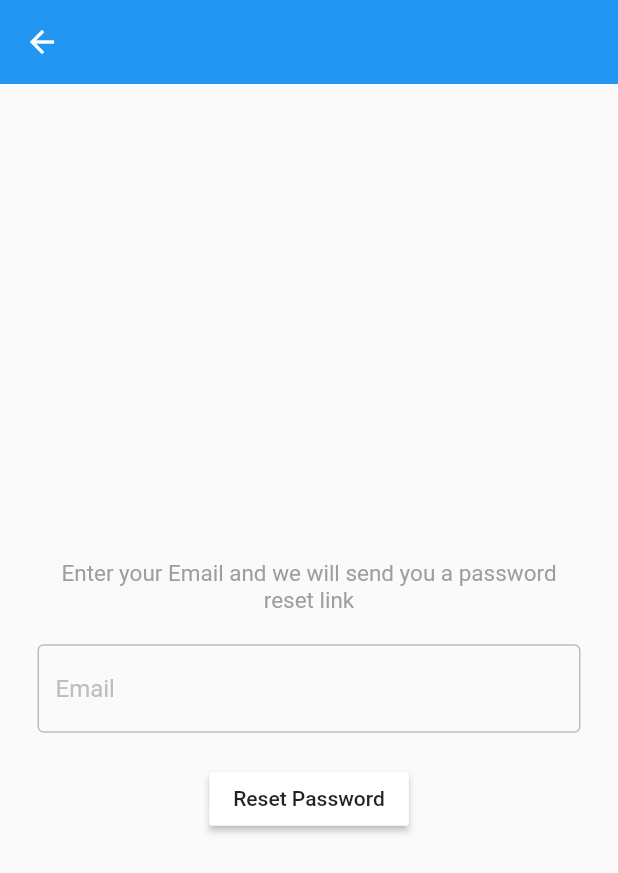
After one commit to Emirlan-Zhanakeev/tracker, a Flutter app: the screen it shows after launch, after a tap on "Forgot Password?", on a phone screen of 412 x 824 dp. The commit adds this screen. Shown: the top 873 px of the screen. Run offline on Flutter 3.47's test engine with Material 2 defaults, Android fonts, the phone set to English and light mode, and no system bars; our stand-ins replace firebase_auth, firebase_core, google_sign_in; accounts and stored records are empty.

Commit message:
forget password added

```diff
--- /dev/null
+++ b/lib/auth_pages/forgot_password_page.dart
@@ -0,0 +1,90 @@
+import 'package:firebase_auth/firebase_auth.dart';
+import 'package:flutter/material.dart';
+
+import '../components/text_field.dart';
+
+class ForgotPasswordRage extends StatefulWidget {
+  const ForgotPasswordRage({Key? key}) : super(key: key);
+
+  @override
+  State<ForgotPasswordRage> createState() => _ForgotPasswordRageState();
+}
+
+class _ForgotPasswordRageState extends State<ForgotPasswordRage> {
+  /// forgot pw controller created
+  final forgotEmailController = TextEditingController();
+
+  /// Pw reset method
+  Future passwordReset() async {
+    try {
+      ///send link to your email
+      await FirebaseAuth.instance
+          .sendPasswordResetEmail(email: forgotEmailController.text.trim());
+      ///shows alert that password changed
+      showDialog(
+        context: context,
+        builder: (context) {
+          return AlertDialog(
+            content: Text('Check an Email'),
+          );
+        },
+      );
+    } on FirebaseAuthException catch (e) {
+      print(e);
+      ///shows alert that password wrong
+      showDialog(
+        context: context,
+        builder: (context) {
+          return AlertDialog(
+            content: Text(e.message.toString()),
+          );
+        },
+      );
+    }
+  }
+
+  @override
+  Widget build(BuildContext context) {
+    return Scaffold(
+      ///come back to login
+      appBar: AppBar(
+        elevation: 0,
+      ),
+      body: Column(
+        mainAxisAlignment: MainAxisAlignment.center,
+        children: [
+          const SizedBox(height: 50),
+          const Padding(
+            padding: EdgeInsets.symmetric(horizontal: 25.0),
+            child: Text(
+              'Enter your Email and we will send you a password reset link',
+              textAlign: TextAlign.center,
+              style: TextStyle(
+                fontSize: 15,
+                color: Colors.grey,
+              ),
+            ),
+          ),
+          const SizedBox(height: 20),
+
+          ///TextField to enter initial email
+          MyTextField(
+            hintText: 'Email',
+            obscureText: false,
+            controller: forgotEmailController,
+          ),
+          const SizedBox(height: 20),
+
+          ///Button to reset pw
+          MaterialButton(
+            onPressed: () async {
+              await passwordReset();
+            },
+            color: Colors.white,
+            child: const Text('Reset Password'),
+          )
+        ],
+      ),
+    );
+  }
+}
--- a/lib/auth_pages/login.dart
+++ b/lib/auth_pages/login.dart
@@ -4,6 +4,7 @@ import 'package:medicine_tracker/components/button.dart';
 import 'package:medicine_tracker/components/square_tile.dart';
 import 'package:medicine_tracker/services/auth_service.dart';
 import '../components/text_field.dart';
+import 'forgot_password_page.dart';
 
 class Login extends StatefulWidget {
   final Function()? onTap;
@@ -137,9 +138,21 @@ class _LoginState extends State<Login> {
                 child: Row(
                   mainAxisAlignment: MainAxisAlignment.end,
                   children: [
-                    Text(
-                      'Forgot Password?',
-                      style: TextStyle(color: Colors.grey.shade400),
+                    GestureDetector(
+                      onTap: () {
+                        Navigator.push(
+                          context,
+                          MaterialPageRoute(
+                            builder: (context) {
+                              return const ForgotPasswordRage();
+                            },
+                          ),
+                        );
+                      },
+                      child: Text(
+                        'Forgot Password?',
+                        style: TextStyle(color: Colors.grey.shade400),
+                      ),
                     ),
                   ],
                 ),
```
